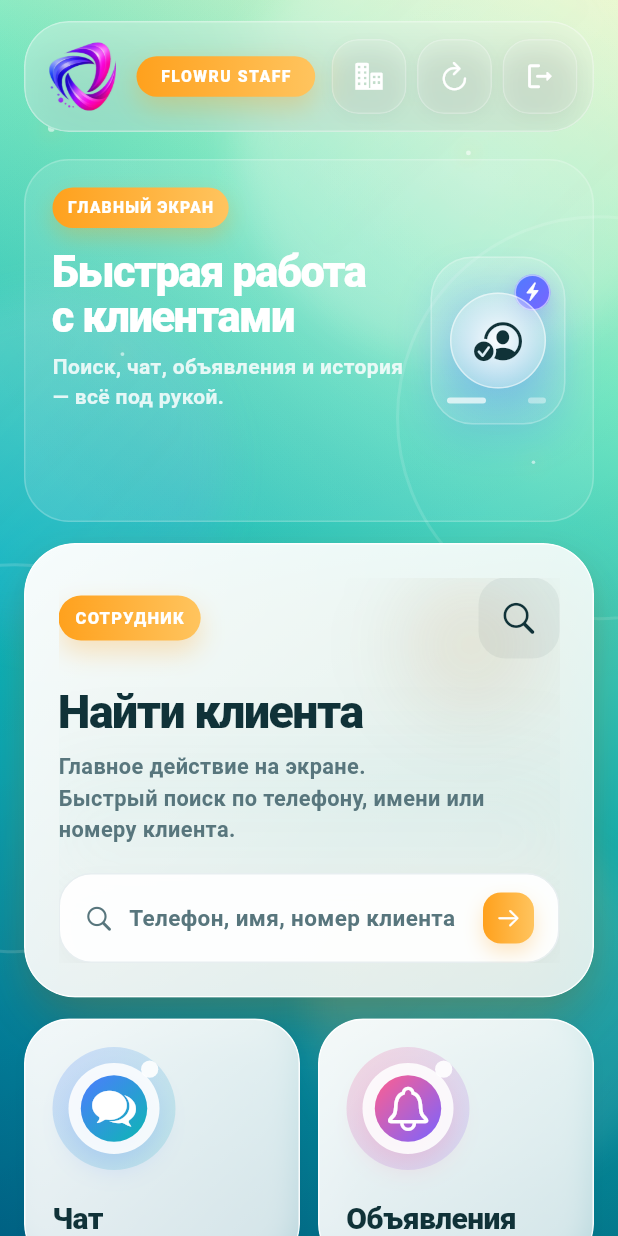
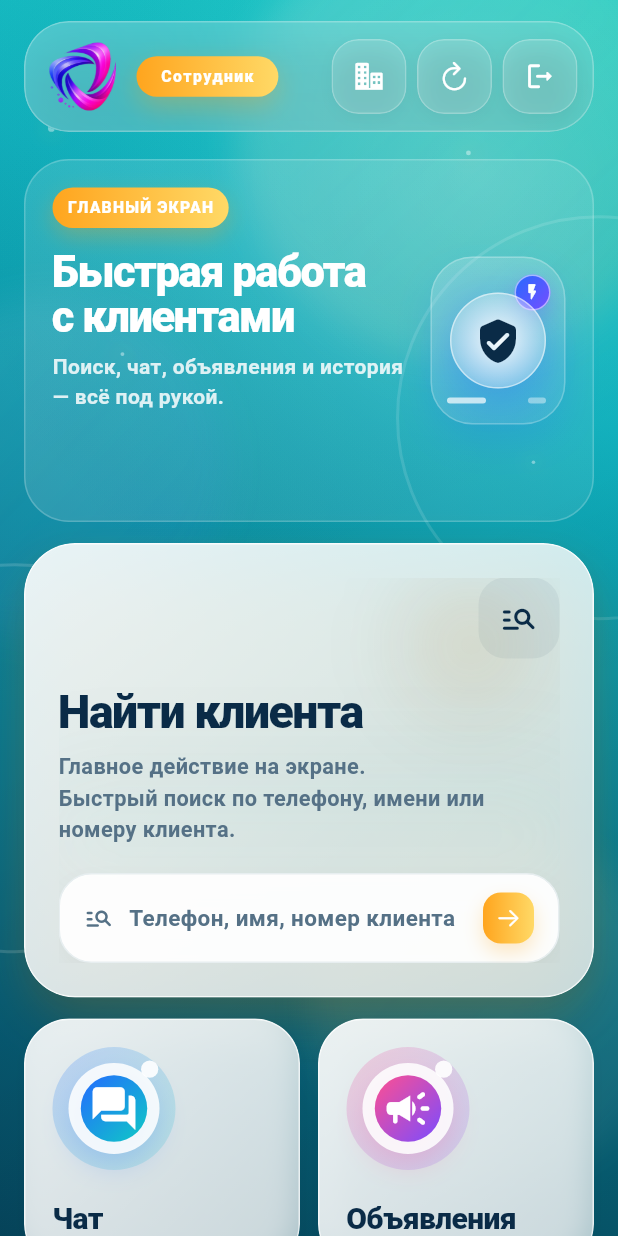
Before and after one commit to safetystepanov-png/flowru_staff, a Flutter app: the StaffHomeScreen screen opened directly with empty values, on a phone screen of 412 x 824 dp. Run offline on Flutter 3.47's test engine with Material 3 defaults, Android fonts, the phone set to English and light mode, and no system bars; our stand-ins replace audioplayers, bloc, dio, equatable, file_picker, firebase_core and 8 more; missing offline and left inert: mobile_scanner, record; accounts and stored records are empty; network calls fail; Roboto replaces fonts that are missing (SF Pro Display).

Commit message:
Update staff screens and app

```diff
--- a/lib/features/staff/presentation/screens/staff_home_screen.dart
+++ b/lib/features/staff/presentation/screens/staff_home_screen.dart
@@ -20,26 +20,26 @@ import 'staff_establishment_history_screen.dart';
 import 'staff_establishments_screen.dart';
 import 'staff_work_schedule_screen.dart';
 
-const Color kHomeMintTop = Color(0xFF0CB7B3);
-const Color kHomeMintMid = Color(0xFF08A9AB);
-const Color kHomeMintBottom = Color(0xFF067D87);
-const Color kHomeMintDeep = Color(0xFF055E66);
-
-const Color kHomeAccent = Color(0xFFFFA11D);
-const Color kHomeAccentSoft = Color(0xFFFFC45E);
+const Color kHomeMintTop = Color(0xFF0FCAC5);
+const Color kHomeMintMid = Color(0xFF0BAEBB);
+const Color kHomeMintBottom = Color(0xFF087D94);
+const Color kHomeMintDeep = Color(0xFF064B64);
+
+const Color kHomeAccent = Color(0xFFFFA51E);
+const Color kHomeAccentSoft = Color(0xFFFFD966);
 const Color kHomeAccentRed = Color(0xFFFF6A5E);
 
 const Color kHomeCard = Color(0xCCFFFFFF);
 const Color kHomeCardStrong = Color(0xE8FFFFFF);
 const Color kHomeStroke = Color(0xA6FFFFFF);
 
-const Color kHomeInk = Color(0xFF103238);
-const Color kHomeInkSoft = Color(0xFF58767D);
+const Color kHomeInk = Color(0xFF0A2B47);
+const Color kHomeInkSoft = Color(0xFF557186);
 const Color kHomeShadow = Color(0x22062E36);
 
-const Color kHomeBlue = Color(0xFF4E7CFF);
-const Color kHomePink = Color(0xFFFF5F8F);
-const Color kHomeViolet = Color(0xFF7A63FF);
+const Color kHomeBlue = Color(0xFF246BFF);
+const Color kHomePink = Color(0xFFFF4F91);
+const Color kHomeViolet = Color(0xFF7A4CFF);
 const Color kHomePulseGreen = Color(0xFF22C55E);
 
 class StaffHomeScreen extends StatefulWidget {
@@ -582,14 +582,14 @@ class _StaffHomeScreenState extends State<StaffHomeScreen>
               decoration: const BoxDecoration(
                 gradient: LinearGradient(
                   colors: [
-                    Color(0xFF006B91),
-                    Color(0xFF08B8BE),
-                    Color(0xFF6FE7BE),
-                    Color(0xFFEAF9C7),
+                    kHomeMintDeep,
+                    kHomeMintBottom,
+                    kHomeMintMid,
+                    kHomeMintTop,
                   ],
                   begin: Alignment.bottomLeft,
                   end: Alignment.topRight,
-                  stops: [0.0, 0.42, 0.76, 1.0],
+                  stops: [0.0, 0.38, 0.72, 1.0],
                 ),
               ),
             ),
@@ -601,8 +601,8 @@ class _StaffHomeScreenState extends State<StaffHomeScreen>
                       center: const Alignment(0.55, -0.72),
                       radius: 0.86,
                       colors: [
-                        Colors.white.withOpacity(0.30),
-                        Colors.white.withOpacity(0.06),
+                        Colors.white.withOpacity(0.18),
+                        Colors.white.withOpacity(0.04),
                         Colors.transparent,
                       ],
                     ),
@@ -616,9 +616,9 @@ class _StaffHomeScreenState extends State<StaffHomeScreen>
                   decoration: BoxDecoration(
                     gradient: LinearGradient(
                       colors: [
-                        Colors.white.withOpacity(0.07),
+                        Colors.white.withOpacity(0.04),
                         Colors.transparent,
-                        Colors.black.withOpacity(0.16),
+                        Colors.black.withOpacity(0.18),
                       ],
                       begin: Alignment.topLeft,
                       end: Alignment.bottomRight,
@@ -636,8 +636,8 @@ class _StaffHomeScreenState extends State<StaffHomeScreen>
                   width: 300,
                   height: 300,
                   colors: [
-                    Colors.white.withOpacity(0.24),
-                    const Color(0xFFE8FFD7).withOpacity(0.22),
+                    Colors.white.withOpacity(0.16),
+                    kHomeAccentSoft.withOpacity(0.10),
                   ],
                 ),
               ),
@@ -651,8 +651,8 @@ class _StaffHomeScreenState extends State<StaffHomeScreen>
                   width: 230,
                   height: 230,
                   colors: [
-                    Colors.white.withOpacity(0.13),
-                    kHomeBlue.withOpacity(0.10),
+                    Colors.white.withOpacity(0.09),
+                    kHomeBlue.withOpacity(0.08),
                   ],
                 ),
               ),
@@ -664,8 +664,8 @@ class _StaffHomeScreenState extends State<StaffHomeScreen>
                 width: 240,
                 height: 240,
                 colors: [
-                  kHomeAccentSoft.withOpacity(0.16),
-                  Colors.white.withOpacity(0.08),
+                  kHomeAccentSoft.withOpacity(0.11),
+                  Colors.white.withOpacity(0.05),
                 ],
               ),
             ),
@@ -722,10 +722,10 @@ class _StaffHomeScreenState extends State<StaffHomeScreen>
                     height: item.size,
                     decoration: BoxDecoration(
                       shape: BoxShape.circle,
-                      color: Colors.white.withOpacity(0.55),
+                      color: Colors.white.withOpacity(0.40),
                       boxShadow: [
                         BoxShadow(
-                          color: kHomeAccentSoft.withOpacity(0.45),
+                          color: kHomeAccentSoft.withOpacity(0.25),
                           blurRadius: 10,
                           spreadRadius: 1,
                         ),
@@ -775,13 +775,13 @@ class _StaffHomeScreenState extends State<StaffHomeScreen>
             borderRadius: BorderRadius.circular(30),
             gradient: LinearGradient(
               colors: [
-                Colors.white.withOpacity(0.30),
-                Colors.white.withOpacity(0.16),
+                Colors.white.withOpacity(0.24),
+                Colors.white.withOpacity(0.12),
               ],
               begin: Alignment.topLeft,
               end: Alignment.bottomRight,
             ),
-            border: Border.all(color: Colors.white.withOpacity(0.34)),
+            border: Border.all(color: Colors.white.withOpacity(0.26)),
             boxShadow: [
               BoxShadow(
                 color: Colors.black.withOpacity(0.08),
@@ -821,11 +821,11 @@ class _StaffHomeScreenState extends State<StaffHomeScreen>
                         ),
                       ],
                     ),
-                    child: const Text(
-                      'FLOWRU STAFF',
+                    child: Text(
+                      _roleLabel,
                       maxLines: 1,
                       overflow: TextOverflow.ellipsis,
-                      style: TextStyle(
+                      style: const TextStyle(
                         fontSize: 10.5,
                         fontWeight: FontWeight.w900,
                         letterSpacing: 1.0,
@@ -1147,13 +1147,13 @@ class _StaffHomeScreenState extends State<StaffHomeScreen>
                 borderRadius: BorderRadius.circular(34),
                 gradient: LinearGradient(
                   colors: [
-                    Colors.white.withOpacity(0.96),
-                    Colors.white.withOpacity(0.82),
+                    Colors.white.withOpacity(0.90),
+                    Colors.white.withOpacity(0.74),
                   ],
                   begin: Alignment.topLeft,
                   end: Alignment.bottomRight,
                 ),
-                border: Border.all(color: Colors.white.withOpacity(0.94)),
+                border: Border.all(color: Colors.white.withOpacity(0.78)),
               ),
               child: Stack(
                 children: [
@@ -1208,34 +1208,6 @@ class _StaffHomeScreenState extends State<StaffHomeScreen>
                     children: [
                       Row(
                         children: [
-                          Container(
-                            padding: const EdgeInsets.symmetric(
-                              horizontal: 11,
-                              vertical: 7,
-                            ),
-                            decoration: BoxDecoration(
-                              borderRadius: BorderRadius.circular(999),
-                              gradient: const LinearGradient(
-                                colors: [kHomeAccent, kHomeAccentSoft],
-                              ),
-                              boxShadow: [
-                                BoxShadow(
-                                  color: kHomeAccent.withOpacity(0.28),
-                                  blurRadius: 14,
-                                  offset: const Offset(0, 8),
-                                ),
-                              ],
-                            ),
-                            child: Text(
-                              _roleLabel.toUpperCase(),
-                              style: const TextStyle(
-                                fontSize: 11,
-                                fontWeight: FontWeight.w900,
-                                letterSpacing: 0.8,
-                                color: Colors.white,
-                              ),
-                            ),
-                          ),
                           const Spacer(),
                           Container(
                             width: 54,
@@ -1245,7 +1217,7 @@ class _StaffHomeScreenState extends State<StaffHomeScreen>
                               color: kHomeInk.withOpacity(0.06),
                             ),
                             child: const Icon(
-                              CupertinoIcons.search,
+                              Icons.manage_search_rounded,
                               size: 26,
                               color: kHomeInk,
                             ),
@@ -1296,7 +1268,7 @@ class _StaffHomeScreenState extends State<StaffHomeScreen>
                         child: const Row(
                           children: [
                             Icon(
-                              CupertinoIcons.search,
+                              Icons.manage_search_rounded,
                               color: kHomeInkSoft,
                               size: 20,
                             ),
@@ -1334,7 +1306,7 @@ class _StaffHomeScreenState extends State<StaffHomeScreen>
           child: _ModuleCard(
             title: 'Чат',
             subtitle: '',
-            icon: CupertinoIcons.chat_bubble_2_fill,
+            icon: Icons.forum_rounded,
             glowColor: kHomeBlue,
             onTap: _openMessenger,
             showPulse: _chatCount > 0,
@@ -1345,7 +1317,7 @@ class _StaffHomeScreenState extends State<StaffHomeScreen>
           child: _ModuleCard(
             title: 'Объявления',
             subtitle: '',
-            icon: CupertinoIcons.bell,
+            icon: Icons.campaign_rounded,
             glowColor: kHomePink,
             onTap: _openAnnouncements,
             showPulse: _announcementsHasNew,
@@ -1365,7 +1337,7 @@ class _StaffHomeScreenState extends State<StaffHomeScreen>
         child: Row(
           children: [
             const _FloatingGlyph(
-              icon: CupertinoIcons.time,
+              icon: Icons.history_rounded,
               mainColor: kHomeMintTop,
               secondaryColor: kHomeBlue,
               size: 68,
@@ -1428,7 +1400,7 @@ class _StaffHomeScreenState extends State<StaffHomeScreen>
         child: Row(
           children: [
             const _FloatingGlyph(
-              icon: CupertinoIcons.calendar,
+              icon: Icons.calendar_month_rounded,
               mainColor: kHomeViolet,
               secondaryColor: kHomeBlue,
               size: 68,
@@ -1491,7 +1463,7 @@ class _StaffHomeScreenState extends State<StaffHomeScreen>
         child: Row(
           children: [
             const _FloatingGlyph(
-              icon: CupertinoIcons.check_mark_circled,
+              icon: Icons.fact_check_rounded,
               mainColor: kHomeAccent,
               secondaryColor: kHomePink,
               size: 68,
@@ -1869,13 +1841,13 @@ class _GlassCard extends StatelessWidget {
             borderRadius: BorderRadius.circular(radius),
             gradient: LinearGradient(
               colors: [
-                Colors.white.withOpacity(0.92),
-                Colors.white.withOpacity(0.72),
+                Colors.white.withOpacity(0.86),
+                Colors.white.withOpacity(0.66),
               ],
               begin: Alignment.topLeft,
               end: Alignment.bottomRight,
             ),
-            border: Border.all(color: Colors.white.withOpacity(0.86)),
+            border: Border.all(color: Colors.white.withOpacity(0.68)),
             boxShadow: [
               BoxShadow(
                 color: Colors.black.withOpacity(0.07),
@@ -1932,8 +1904,8 @@ class _DecorMainScreen extends StatelessWidget {
   @override
   Widget build(BuildContext context) {
     return const _HeroDecorIcon(
-      icon: CupertinoIcons.person_crop_circle_badge_checkmark,
-      accentIcon: CupertinoIcons.bolt_fill,
+      icon: Icons.verified_user_rounded,
+      accentIcon: Icons.flash_on_rounded,
       primaryColor: kHomeBlue,
       secondaryColor: kHomeViolet,
     );
@@ -1946,8 +1918,8 @@ class _DecorAnnouncement extends StatelessWidget {
   @override
   Widget build(BuildContext context) {
     return const _HeroDecorIcon(
-      icon: CupertinoIcons.bell_fill,
-      accentIcon: CupertinoIcons.exclamationmark,
+      icon: Icons.notifications_active_rounded,
+      accentIcon: Icons.priority_high_rounded,
       primaryColor: kHomeAccent,
       secondaryColor: kHomePink,
     );
--- a/pubspec.yaml
+++ b/pubspec.yaml
@@ -2,7 +2,7 @@ name: flowru_staff
 description: "Flowru Staff"
 publish_to: 'none'
 
-version: 1.0.0+73
+version: 1.0.0+74
 
 environment:
   sdk: ^3.11.4
```
